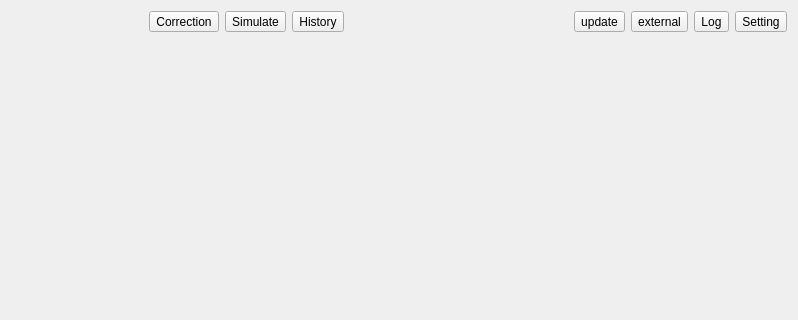
MRsoymilk/MySerial, file src/mode/FormExpert/formexpert.ui: the form before one commit; both pictures show x 179 to 977 and y 0 to 320 of the 977 by 572 pixel window.
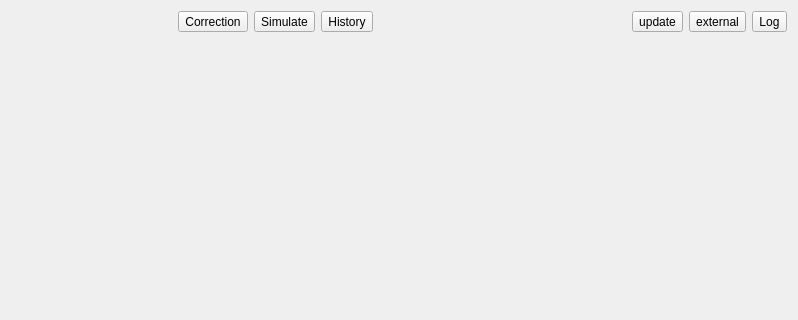
The form after the commit.

Commit message: mvoe setting to mainwindow: help-setting

What changed in the file:
```diff
--- a/src/mode/FormExpert/formexpert.ui
+++ b/src/mode/FormExpert/formexpert.ui
@@ -98,13 +98,6 @@
        </property>
       </widget>
      </item>
-     <item>
-      <widget class="QToolButton" name="btnSetting">
-       <property name="text">
-        <string>Setting</string>
-       </property>
-      </widget>
-     </item>
     </layout>
    </item>
    <item row="1" column="0">
```
The commit also changes 11 other files.
